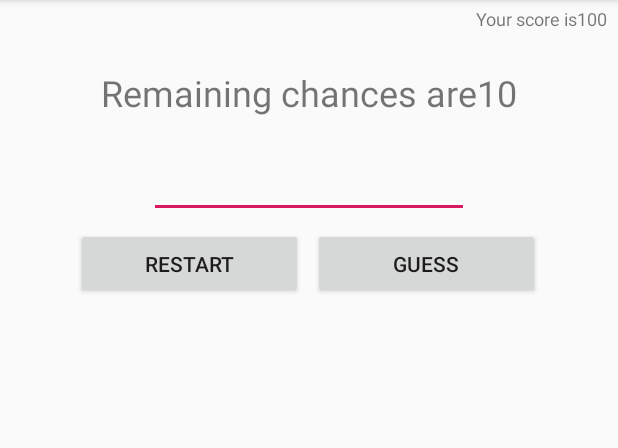
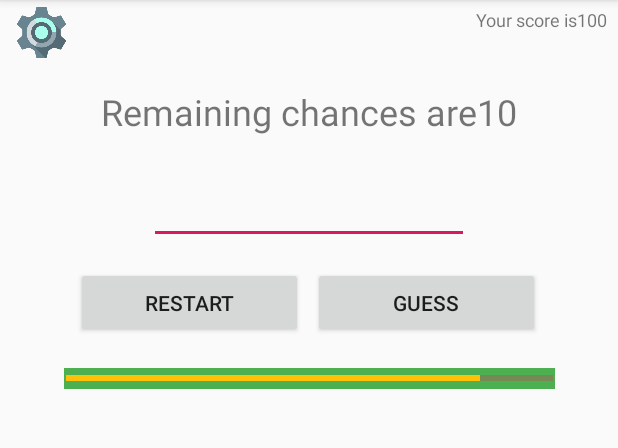
Before and after one commit to wxl-007/Android_Application_MidTerm, an Android app: the screen it shows after launch (MainActivity), after a tap on "START", on a phone screen of 412 x 824 dp, the part 84-532 px from its top. Run offline under Robolectric (Android 15) with nearby library versions, the phone set to English and light mode, and no system bars.

Commit message:
add timer ,progressbar and dialog window

```diff
--- a/app/src/main/java/com/midterm/microproject/GuessingGame.java
+++ b/app/src/main/java/com/midterm/microproject/GuessingGame.java
@@ -2,6 +2,8 @@ package com.midterm.microproject;
 
 
 import java.util.Random;
+import java.util.Timer;
+import java.util.TimerTask;
 
 
 public class GuessingGame {
@@ -13,6 +15,7 @@ public class GuessingGame {
     private final int goalNum;
 
     public GuessingGame(int times){
+
         if(times>0) {
             totalTimes = times;
             remainingTimes = totalTimes;
@@ -22,6 +25,8 @@ public class GuessingGame {
         }else
             throw new IllegalArgumentException("invalid input number!!");
     }
+
+
 
     public byte GuessNum(int num){
         byte result = 0;
@@ -36,6 +41,7 @@ public class GuessingGame {
     public int GetRemainingTimes(){
         return remainingTimes;
     }
+    // for cheating
     public int GetAnswer(){
         return goalNum;
     }
--- a/app/src/main/java/com/midterm/microproject/MainActivity.java
+++ b/app/src/main/java/com/midterm/microproject/MainActivity.java
@@ -2,23 +2,28 @@ package com.midterm.microproject;
 
 import androidx.appcompat.app.AppCompatActivity;
 
+import android.app.Dialog;
 import android.content.res.Resources;
 import android.media.AudioManager;
 import android.media.ToneGenerator;
 import android.os.Bundle;
+import android.util.Log;
 import android.view.View;
 import android.widget.ArrayAdapter;
 import android.widget.Button;
 import android.widget.EditText;
+import android.widget.ImageView;
 import android.widget.ListView;
+import android.widget.ProgressBar;
 import android.widget.TextView;
 import android.widget.Toast;
 
 import java.util.ArrayList;
 import java.util.List;
+import java.util.Timer;
+import java.util.TimerTask;
 
 public class MainActivity extends AppCompatActivity {
-
 
     GuessingGame game;
     EditText txt_input;
@@ -28,7 +33,13 @@ public class MainActivity extends AppCompatActivity {
     Integer curInput = Integer.MIN_VALUE;
     List<String> inputHistory;
     Boolean isGameOver;
-
+    ProgressBar pb_timer;
+    ImageView img_btn_Setting;
+    private Timer gameTimer;
+    int totalTime = 20;
+    int curTimeLeft = 0;
+    Dialog dialog ;
+    // init all components
     @Override
     protected void onCreate(Bundle savedInstanceState) {
         super.onCreate(savedInstanceState);
@@ -39,26 +50,42 @@ public class MainActivity extends AppCompatActivity {
         txt_time = (TextView)findViewById(R.id.txt_times);
         txt_score = (TextView)findViewById(R.id.txt_score);
         lv_history = (ListView)findViewById(R.id.listView);
+        pb_timer = (ProgressBar)findViewById(R.id.pb_timer);
+        img_btn_Setting = (ImageView) findViewById(R.id.img_setting);
         btn_start.setEnabled(true);
         btn_guess.setEnabled(false);
         txt_input.setEnabled(false);
+        isGameOver=true;
+        dialog = new Dialog(this);
     }
-
+    // init game needs
     public void Init(){
         Integer tTimes = 10;
         game = new GuessingGame(tTimes);
+        gameTimer = new Timer();
+        curTimeLeft = totalTime;
         isGameOver = false;
         inputHistory = new ArrayList<String>();
+
+        gameTimer.scheduleAtFixedRate( new TimerTask() {
+            @Override
+            public void run() {
+                TimerInterval();
+            }
+        }, 0, 1000);
+        pb_timer.setMax(totalTime);
+        pb_timer.setProgress(curTimeLeft);
+
         UpdateUI();
     }
-
+    // restart game
     public void StartGame(View view){
         Init();
         btn_guess.setEnabled(true);
         txt_input.setEnabled(true);
         btn_start.setText("RESTART");
     }
-
+    //guess btn method
     public void CheckNumber(View view){
         byte result;
         if(CheckInput()) {
@@ -86,7 +113,7 @@ public class MainActivity extends AppCompatActivity {
 
     }
 
-
+//game over no matter win or lose
     void GameOver(boolean isWin){
         isGameOver = true;
         btn_guess.setEnabled(false);
@@ -98,12 +125,15 @@ public class MainActivity extends AppCompatActivity {
             ToneGenerator toneGen1 = new ToneGenerator(AudioManager.STREAM_MUSIC, 100);
             toneGen1.startTone(ToneGenerator.TONE_CDMA_PIP, 150);
             Toast.makeText(this,res.getString(R.string.winMessage),Toast.LENGTH_LONG).show();
+            gameTimer.cancel();
         }else{
+            gameTimer.cancel();
+            pb_timer.setProgress(0);
             Toast.makeText(this,res.getString(R.string.loseMessage),Toast.LENGTH_LONG).show();
         }
-
     }
 
+    //input validation for dumb user
     Boolean CheckInput(){
         String tError = "";
         Integer tAns = Integer.MIN_VALUE;
@@ -126,6 +156,7 @@ public class MainActivity extends AppCompatActivity {
         return true;
     }
 
+    // update some ui change after every input
     void UpdateUI(){
         txt_time.setText(getResources().getString(R.string.Chance) +game.GetRemainingTimes() );
         txt_score.setText(getResources().getString(R.string.score) +game.GetRemainingTimes()*10 );
@@ -133,4 +164,53 @@ public class MainActivity extends AppCompatActivity {
                 new ArrayAdapter<String>(this, android.R.layout.simple_list_item_1, inputHistory);
         lv_history.setAdapter(itemsAdapter);
     }
+
+
+    void TimerInterval(){
+        this.runOnUiThread(Timer_Tick);
+    }
+    private Runnable Timer_Tick = new Runnable() {
+        public void run() {
+//            Log.i("TIMER","time left " + curTimeLeft);
+            if(curTimeLeft>0) {
+                curTimeLeft--;
+                pb_timer.setProgress(curTimeLeft);
+            }else{
+                GameOver(false);
+            }
+        }
+    };
+
+    public void Setting(View view){
+        if(!isGameOver) return;
+        dialog.setContentView(R.layout.dialogbox);
+        dialog.setTitle("Setting");
+        TextView text = (TextView) dialog.findViewById(R.id.txt_dialogTitle);
+        text.setText("Input game duation");
+        Button btn_Submit = (Button) dialog.findViewById(R.id.btn_Submit);
+        final EditText inputTime = (EditText) dialog.findViewById(R.id.etxt_duation);
+        btn_Submit.setOnClickListener(new View.OnClickListener() {
+            @Override
+            public void onClick(View v) {
+                int  input = Integer.MIN_VALUE;
+                 try {
+                    input = Integer.parseInt(inputTime.getText().toString());
+                } catch (NumberFormatException nfe)
+                {
+                    input=Integer.MIN_VALUE;
+                }
+
+                if (input != Integer.MIN_VALUE && input > 0 && input < Integer.MAX_VALUE) {
+                    totalTime = input;
+                    dialog.dismiss();
+                } else {
+                    Toast.makeText(dialog.getContext(), "Invalid input!", Toast.LENGTH_SHORT).show();
+                }
+
+            }
+        });
+        dialog.show();
+    }
+
+
 }
--- a/app/src/main/res/layout/activity_main.xml
+++ b/app/src/main/res/layout/activity_main.xml
@@ -9,7 +9,7 @@
 
     <androidx.constraintlayout.widget.ConstraintLayout
         android:layout_width="fill_parent"
-        android:layout_height="245dp"
+        android:layout_height="279dp"
         app:layout_constraintBottom_toBottomOf="@+id/constraintLayout"
         app:layout_constraintEnd_toEndOf="parent"
         app:layout_constraintHorizontal_bias="0.0"
@@ -81,12 +81,44 @@
             app:layout_constraintStart_toStartOf="parent"
             app:layout_constraintTop_toTopOf="parent"
             app:layout_constraintVertical_bias="0.752" />
+
+        <ProgressBar
+            android:id="@+id/pb_timer"
+            style="@android:style/Widget.DeviceDefault.Light.ProgressBar.Horizontal"
+            android:layout_width="327dp"
+            android:layout_height="14dp"
+            android:background="#4CAF50"
+            android:foregroundTint="#4CAF50"
+            android:max="100"
+            android:padding="1dp"
+            android:progress="100"
+            android:progressBackgroundTint="#E91E63"
+            android:progressTint="#FFC107"
+            android:progressTintMode="src_over"
+            app:layout_constraintBottom_toBottomOf="parent"
+            app:layout_constraintEnd_toEndOf="parent"
+            app:layout_constraintStart_toStartOf="parent"
+            app:layout_constraintTop_toBottomOf="@+id/btn_guess" />
+
+        <ImageView
+            android:id="@+id/img_setting"
+            android:layout_width="47dp"
+            android:layout_height="35dp"
+            android:layout_marginTop="4dp"
+            android:clickable="true"
+            android:onClick="Setting"
+            app:layout_constraintEnd_toStartOf="@+id/txt_score"
+            app:layout_constraintHorizontal_bias="0.027"
+            app:layout_constraintStart_toStartOf="parent"
+            app:layout_constraintTop_toTopOf="parent"
+            app:srcCompat="@drawable/setting" />
+
     </androidx.constraintlayout.widget.ConstraintLayout>
 
     <androidx.constraintlayout.widget.ConstraintLayout
         android:id="@+id/constraintLayout"
         android:layout_width="match_parent"
-        android:layout_height="320dp"
+        android:layout_height="300dp"
         android:layout_weight="1"
         app:layout_constraintBottom_toBottomOf="parent"
         app:layout_constraintEnd_toEndOf="parent"
@@ -94,15 +126,20 @@
 
         <ListView
             android:id="@+id/listView"
-            android:layout_width="match_parent"
+            android:layout_width="411dp"
             android:layout_height="match_parent"
+            android:background="#00C94646"
+            android:backgroundTint="#FFFFFF"
+            android:foregroundTint="#96BD8D"
             android:orientation="vertical"
+            android:visibility="visible"
             app:layout_constraintBottom_toBottomOf="parent"
             app:layout_constraintEnd_toEndOf="parent"
             app:layout_constraintHorizontal_bias="0.0"
             app:layout_constraintStart_toStartOf="parent"
             app:layout_constraintTop_toTopOf="parent"
-            app:layout_constraintVertical_bias="1.0" />
+            app:layout_constraintVertical_bias="1.0"
+            tools:visibility="visible" />
     </androidx.constraintlayout.widget.ConstraintLayout>
 
 </LinearLayout>
```
Also changed, not shown: app/src/main/res/layout/dialogbox.xml (added, +41 -0 lines), app/src/main/res/drawable/setting.png (added).
